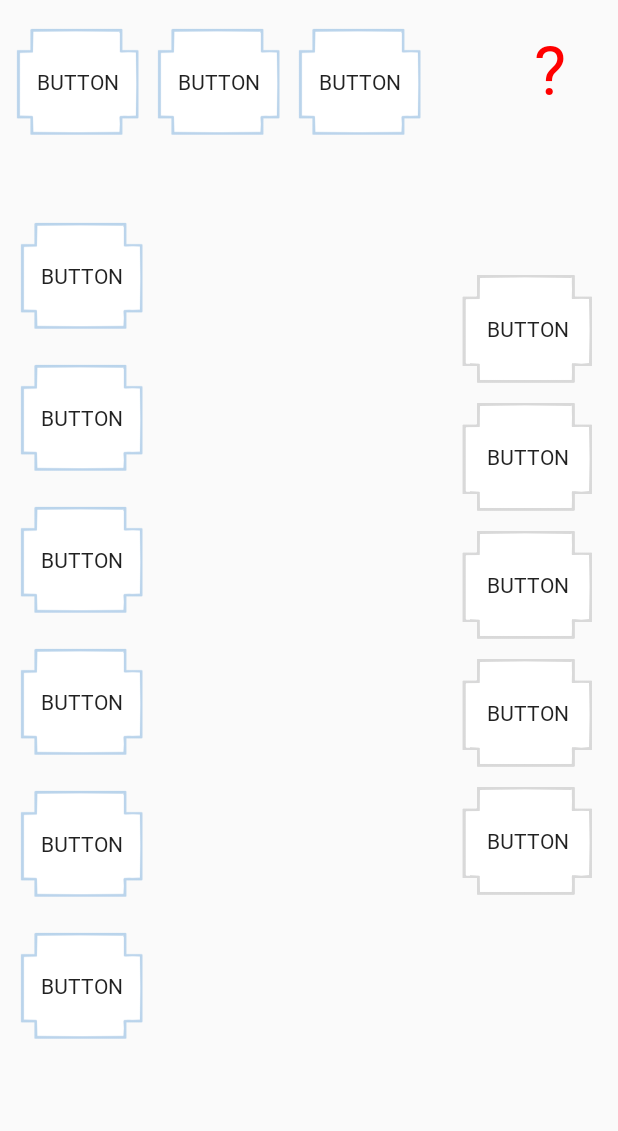
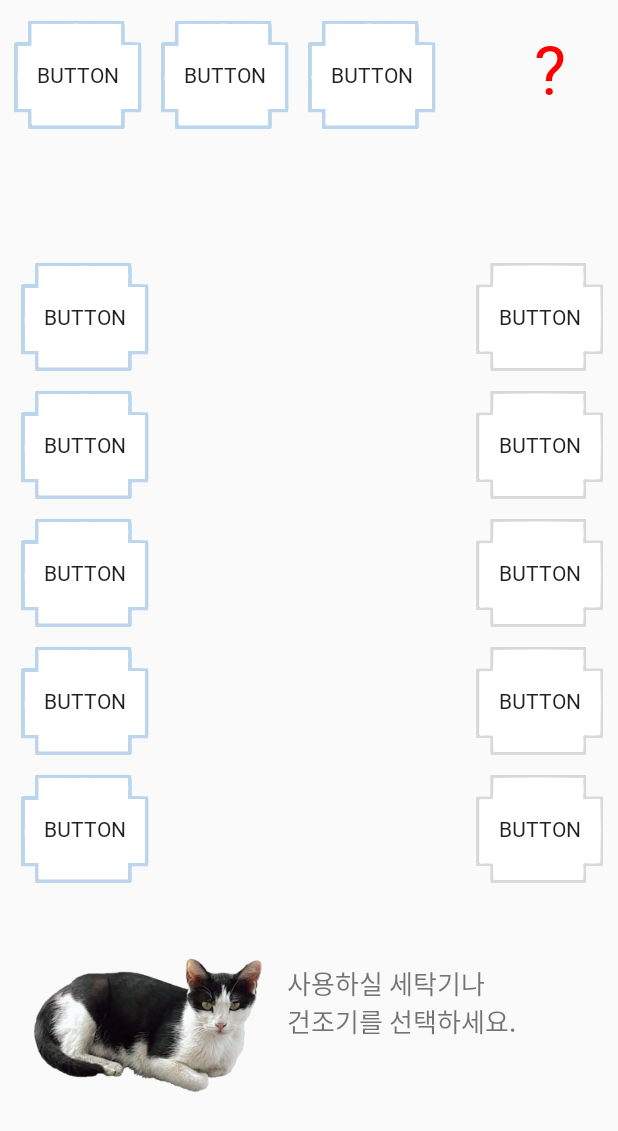
Before and after one commit to washer-of-death/washerProject, an Android app: the SubActivity screen opened directly, with no data from a screen before it, on a phone screen of 412 x 824 dp. Shown: the top 1131 px of the screen. Run offline under Robolectric (Android 15) with nearby library versions, the phone set to English and light mode, and no system bars.

Commit message:
fixed layout of subActivity

```diff
--- a/app/src/main/java/com/example/washerproject/MainActivity.java
+++ b/app/src/main/java/com/example/washerproject/MainActivity.java
@@ -40,7 +40,7 @@ public class MainActivity extends AppCompatActivity {
     public void login() {
         String username = nameText.getText().toString().trim();
         String pass = passText.getText().toString().trim();
-        if(username.equals("2018038017") && pass.equals("1234567")){
+        if(username.equals("") && pass.equals("")){
             Toast.makeText(this, "로그인 성공!",Toast.LENGTH_LONG).show();
             String name = nameText.getText().toString();
             Intent intent = new Intent(getApplicationContext(), SubActivity.class);
--- a/app/src/main/res/layout/activity_sub.xml
+++ b/app/src/main/res/layout/activity_sub.xml
@@ -1,5 +1,6 @@
 <?xml version="1.0" encoding="utf-8"?>
 <LinearLayout xmlns:android="http://schemas.android.com/apk/res/android"
+    xmlns:app="http://schemas.android.com/apk/res-auto"
     android:orientation="vertical" android:layout_width="match_parent"
     android:layout_height="match_parent">
 
@@ -13,27 +14,27 @@
             android:layout_width="wrap_content"
             android:layout_height="wrap_content"
             android:layout_marginTop="10dp"
-            android:layout_marginRight="50dp"
+            android:layout_marginRight="40dp"
             android:orientation="horizontal">
 
             <Button
                 android:id="@+id/button5"
-                android:layout_width="94dp"
-                android:layout_height="89dp"
+                android:layout_width="98dp"
+                android:layout_height="80dp"
                 android:background="@drawable/whasherusi"
                 android:text="Button" />
 
             <Button
                 android:id="@+id/button6"
-                android:layout_width="94dp"
-                android:layout_height="89dp"
+                android:layout_width="98dp"
+                android:layout_height="80dp"
                 android:background="@drawable/whasherusi"
                 android:text="Button" />
 
             <Button
                 android:id="@+id/button4"
-                android:layout_width="94dp"
-                android:layout_height="89dp"
+                android:layout_width="98dp"
+                android:layout_height="80dp"
                 android:background="@drawable/whasherusi"
                 android:text="Button" />
 
@@ -53,119 +54,140 @@
     </LinearLayout>
 
     <LinearLayout
-        android:layout_width="wrap_content"
+        android:layout_width="match_parent"
         android:layout_height="wrap_content"
-        android:orientation="horizontal">
-
-
-        <LinearLayout
-            android:layout_width="wrap_content"
-            android:layout_height="wrap_content"
+        android:layout_marginTop="80dp"
         android:orientation="horizontal">
 
         <LinearLayout
             android:layout_width="wrap_content"
             android:layout_height="wrap_content"
             android:layout_marginLeft="7dp"
-                android:orientation="vertical"
-                >
+            android:orientation="vertical">
+
             <Button
                 android:id="@+id/button7"
-                    android:layout_width="94dp"
-                    android:layout_height="89dp"
-                    android:layout_marginTop="40dp"
+                android:layout_width="98dp"
+                android:layout_height="80dp"
                 android:background="@drawable/whasherusi"
-                    android:text="Button"/>
+                android:text="Button" />
 
             <Button
                 android:id="@+id/button8"
-                    android:layout_width="94dp"
-                    android:layout_height="89dp"
+                android:layout_width="98dp"
+                android:layout_height="80dp"
                 android:layout_marginTop="5dp"
                 android:background="@drawable/whasherusi"
                 android:text="Button" />
+
             <Button
                 android:id="@+id/button9"
-                    android:layout_width="94dp"
-                    android:layout_height="89dp"
+                android:layout_width="98dp"
+                android:layout_height="80dp"
                 android:layout_marginTop="5dp"
                 android:background="@drawable/whasherusi"
                 android:text="Button" />
+
             <Button
                 android:id="@+id/button13"
-                    android:layout_width="94dp"
-                    android:layout_height="89dp"
+                android:layout_width="98dp"
+                android:layout_height="80dp"
                 android:layout_marginTop="5dp"
                 android:background="@drawable/whasherusi"
                 android:text="Button" />
+
             <Button
                 android:id="@+id/button14"
-                    android:layout_width="94dp"
-                    android:layout_height="89dp"
-                    android:layout_marginTop="5dp"
-                    android:background="@drawable/whasherusi"
-                    android:text="Button" />
-                <Button
-                    android:id="@+id/button15"
-                    android:layout_width="94dp"
-                    android:layout_height="89dp"
+                android:layout_width="98dp"
+                android:layout_height="80dp"
                 android:layout_marginTop="5dp"
                 android:background="@drawable/whasherusi"
                 android:text="Button" />
 
         </LinearLayout>
 
-        </LinearLayout>
-        <LinearLayout
-            android:layout_width="wrap_content"
-            android:layout_height="wrap_content"
-            android:layout_marginLeft="200dp"
-            android:orientation="horizontal">
 
         <LinearLayout
             android:layout_width="wrap_content"
             android:layout_height="wrap_content"
             android:orientation="vertical"
-                >
+            android:layout_marginLeft="205dp">
+
             <Button
                 android:id="@+id/button10"
-                    android:layout_width="100dp"
+                android:layout_width="98dp"
                 android:layout_height="80dp"
-                    android:layout_marginTop="80dp"
                 android:background="@drawable/dryusi"
                 android:text="Button" />
 
             <Button
                 android:id="@+id/button11"
-                    android:layout_width="100dp"
+                android:layout_width="98dp"
                 android:layout_height="80dp"
                 android:layout_marginTop="5dp"
                 android:background="@drawable/dryusi"
                 android:text="Button" />
+
             <Button
                 android:id="@+id/button12"
-                    android:layout_width="100dp"
+                android:layout_width="98dp"
                 android:layout_height="80dp"
                 android:layout_marginTop="5dp"
                 android:background="@drawable/dryusi"
-                    android:text="Button"/>
+                android:text="Button" />
+
             <Button
                 android:id="@+id/button16"
-                    android:layout_width="100dp"
+                android:layout_width="98dp"
                 android:layout_height="80dp"
                 android:layout_marginTop="5dp"
                 android:background="@drawable/dryusi"
-                    android:text="Button"/>
+                android:text="Button" />
+
             <Button
                 android:id="@+id/button17"
-                    android:layout_width="100dp"
+                android:layout_width="98dp"
                 android:layout_height="80dp"
                 android:layout_marginTop="5dp"
                 android:background="@drawable/dryusi"
-                    android:text="Button"/>
+                android:text="Button" />
 
         </LinearLayout>
 
     </LinearLayout>
+
+    <LinearLayout
+        android:layout_width="match_parent"
+        android:layout_height="wrap_content"
+        android:layout_marginTop="40dp"
+        android:layout_marginLeft="15dp"
+        android:orientation="horizontal">
+
+
+        <LinearLayout
+            android:layout_width="wrap_content"
+            android:layout_height="wrap_content">
+
+            <ImageView
+                android:id="@+id/imageView2"
+                android:layout_width="164dp"
+                android:layout_height="100dp"
+                android:layout_weight="1"
+                app:srcCompat="@drawable/cat" />
+        </LinearLayout>
+        <LinearLayout
+            android:layout_width="wrap_content"
+            android:layout_height="wrap_content"
+            android:layout_marginTop="10dp"
+            android:layout_marginLeft="12dp">
+
+            <TextView
+                android:id="@+id/textView"
+                android:layout_width="wrap_content"
+                android:layout_height="wrap_content"
+                android:text="사용하실 세탁기나\n건조기를 선택하세요."
+                android:textSize="17sp" />
         </LinearLayout>
     </LinearLayout>
+
+</LinearLayout>
```
Also changed, not shown: app/src/main/res/drawable/cat.png (added), app/src/main/res/drawable/whasherusi.png. Lines whose indentation alone changed are shown as unchanged.
